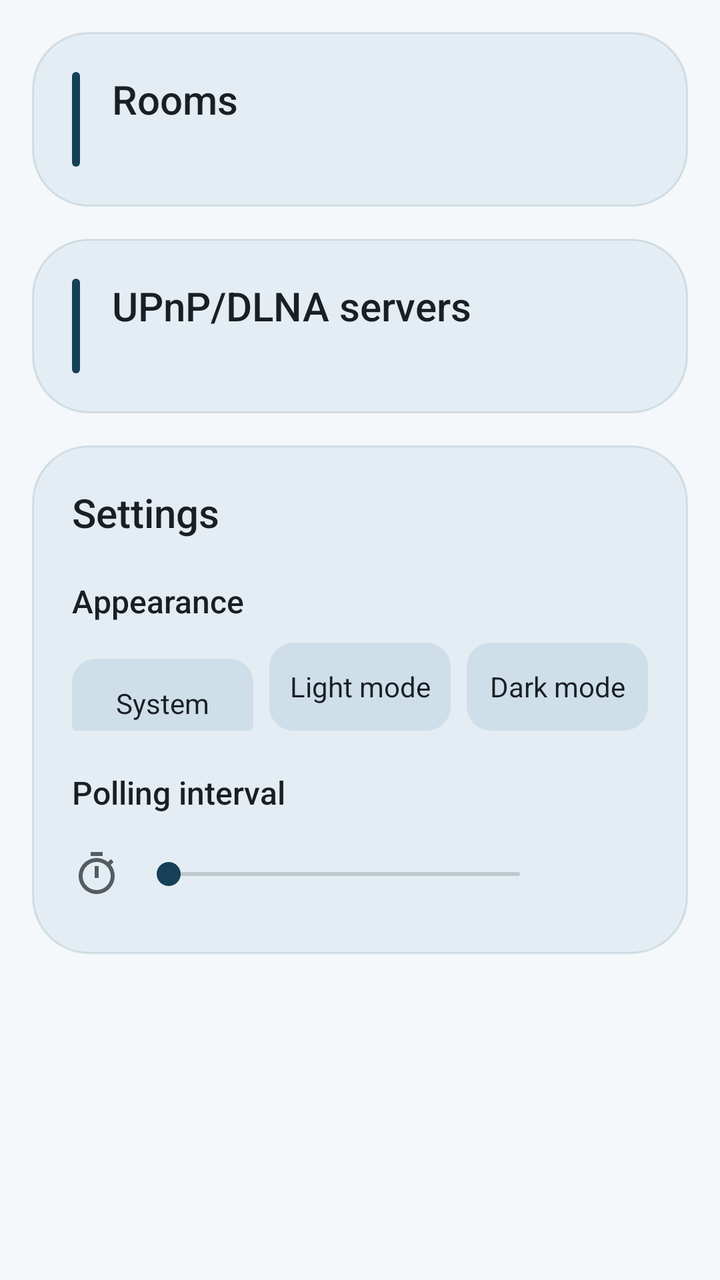
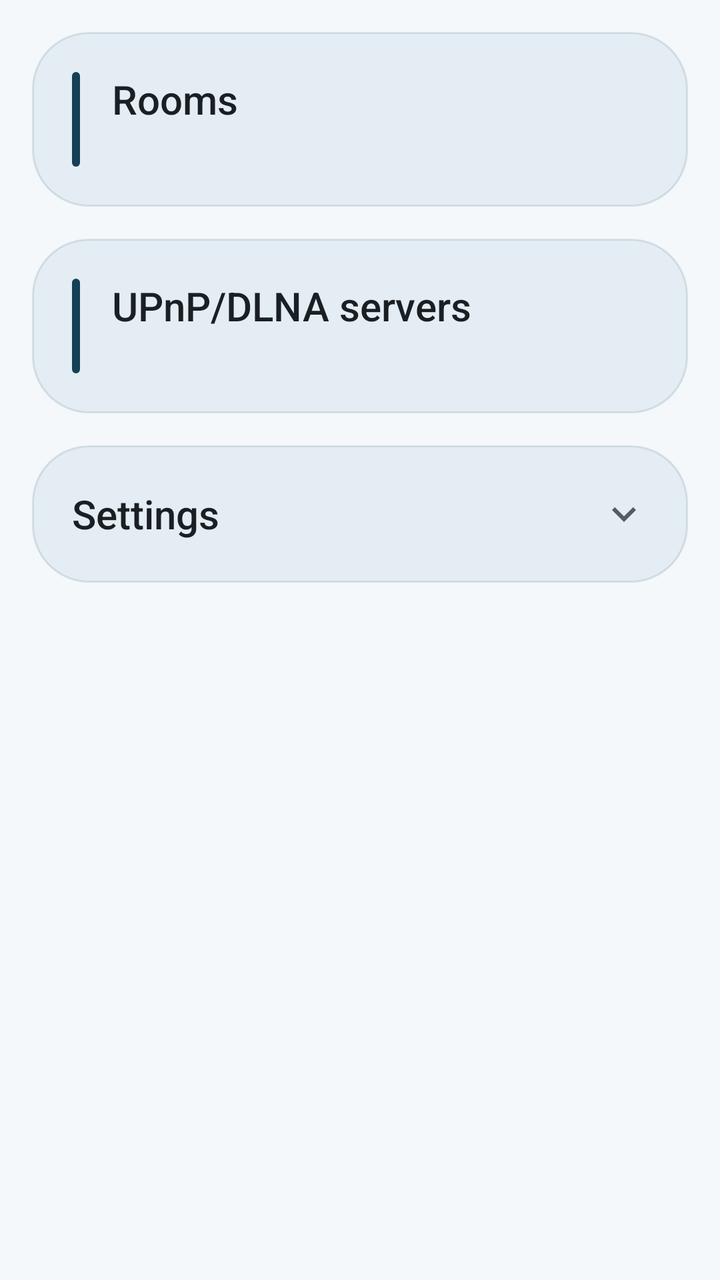

An Android layout rendered at two revisions. The XML below is the earlier revision; the diff shows what the commit changed to produce the second picture.
<!-- AndroidManifest.xml: application theme Theme.UpnpCast -->
<!-- res/layout/activity_main.xml -->
<?xml version="1.0" encoding="utf-8"?>
<LinearLayout xmlns:android="http://schemas.android.com/apk/res/android"
    android:layout_width="match_parent"
    android:layout_height="match_parent"
    android:fitsSystemWindows="true"
    android:orientation="vertical">

    <ScrollView
        android:layout_width="match_parent"
        android:layout_height="0dp"
        android:layout_weight="1"
        android:fillViewport="true">

    <LinearLayout
        android:layout_width="match_parent"
        android:layout_height="wrap_content"
        android:orientation="vertical"
        android:padding="16dp">

        
        <LinearLayout style="@style/Card">

            <LinearLayout
                android:layout_width="match_parent"
                android:layout_height="wrap_content"
                android:orientation="horizontal">

                <View
                    android:layout_width="4dp"
                    android:layout_height="match_parent"
                    android:background="@drawable/bar" />

                <LinearLayout
                    android:layout_width="match_parent"
                    android:layout_height="wrap_content"
                    android:layout_marginStart="16dp"
                    android:orientation="vertical">

                    <TextView
                        style="@style/Title"
                        android:text="@string/rooms" />

                    <TextView
                        android:id="@+id/rooms_summary"
                        style="@style/Summary" />
                </LinearLayout>
            </LinearLayout>

            
            <LinearLayout
                android:id="@+id/rooms"
                android:layout_width="match_parent"
                android:layout_height="wrap_content"
                android:layout_marginTop="8dp"
                android:orientation="vertical"
                android:visibility="gone" />

            <TextView
                android:id="@+id/allow"
                style="@style/Button"
                android:layout_marginTop="20dp"
                android:text="@string/allow_lan"
                android:visibility="gone" />
        </LinearLayout>

        
        <LinearLayout
            style="@style/Card"
            android:layout_marginTop="16dp">

            <LinearLayout
                android:layout_width="match_parent"
                android:layout_height="wrap_content"
                android:orientation="horizontal">

                <View
                    android:layout_width="4dp"
                    android:layout_height="match_parent"
                    android:background="@drawable/bar" />

                <LinearLayout
                    android:layout_width="match_parent"
                    android:layout_height="wrap_content"
                    android:layout_marginStart="16dp"
                    android:orientation="vertical">

                    <TextView
                        style="@style/Title"
                        android:text="@string/servers" />

                    <TextView
                        android:id="@+id/servers_summary"
                        style="@style/Summary" />
                </LinearLayout>
            </LinearLayout>

            <LinearLayout
                android:id="@+id/servers"
                android:layout_width="match_parent"
                android:layout_height="wrap_content"
                android:layout_marginTop="8dp"
                android:orientation="vertical"
                android:visibility="gone" />
        </LinearLayout>

        
        <LinearLayout
            style="@style/Card"
            android:layout_marginTop="16dp">

            
            <TextView
                style="@style/Title"
                android:text="@string/settings" />

            <TextView
                style="@style/Label"
                android:layout_marginTop="20dp"
                android:text="@string/appearance" />

            <LinearLayout
                android:layout_width="match_parent"
                android:layout_height="wrap_content"
                android:layout_marginTop="10dp"
                android:orientation="horizontal">

                <TextView
                    android:id="@+id/appearance_system"
                    style="@style/Segment"
                    android:text="@string/system_default" />

                <TextView
                    android:id="@+id/appearance_light"
                    style="@style/Segment"
                    android:layout_marginHorizontal="8dp"
                    android:text="@string/light_mode" />

                <TextView
                    android:id="@+id/appearance_dark"
                    style="@style/Segment"
                    android:text="@string/dark_mode" />
            </LinearLayout>

            <TextView
                style="@style/Label"
                android:layout_marginTop="20dp"
                android:text="@string/polling" />

            
            <LinearLayout
                android:layout_width="match_parent"
                android:layout_height="wrap_content"
                android:layout_marginHorizontal="-4dp"
                android:layout_marginTop="10dp"
                android:gravity="center_vertical"
                android:orientation="horizontal">

                <ImageView
                    android:layout_width="40dp"
                    android:layout_height="40dp"
                    android:layout_marginStart="-8dp"
                    android:importantForAccessibility="no"
                    android:padding="8dp"
                    android:src="@drawable/ic_timer" />

                
                <SeekBar
                    android:id="@+id/poll"
                    android:layout_width="0dp"
                    android:layout_height="wrap_content"
                    android:layout_weight="1"
                    android:contentDescription="@string/polling"
                    android:max="9"
                    android:progressBackgroundTint="@color/text2"
                    android:progressTint="@color/accent"
                    android:thumbTint="@color/accent" />

                <TextView
                    android:id="@+id/poll_value"
                    android:layout_width="48dp"
                    android:layout_height="wrap_content"
                    android:gravity="center"
                    android:textColor="@color/text2"
                    android:textSize="15sp" />
            </LinearLayout>
        </LinearLayout>

        
        <View
            android:layout_width="match_parent"
            android:layout_height="0dp"
            android:layout_weight="1" />

        <TextView
            android:id="@+id/copyright"
            android:layout_width="match_parent"
            android:layout_height="wrap_content"
            android:layout_marginTop="16dp"
            android:gravity="center_horizontal"
            android:textColor="@color/text2"
            android:textSize="15sp" />
    </LinearLayout>
    </ScrollView>

    <include layout="@layout/player" />
</LinearLayout>
<!-- res/layout/player.xml (included above) -->
<?xml version="1.0" encoding="utf-8"?>
<LinearLayout xmlns:android="http://schemas.android.com/apk/res/android"
    android:id="@+id/player"
    style="@style/Card"
    android:layout_marginHorizontal="16dp"
    android:layout_marginBottom="16dp"
    android:paddingHorizontal="16dp"
    android:paddingVertical="14dp"
    android:visibility="gone">

    <LinearLayout
        android:layout_width="match_parent"
        android:layout_height="wrap_content"
        android:gravity="center_vertical"
        android:orientation="horizontal">

        <ImageView
            android:id="@+id/player_art"
            android:layout_width="48dp"
            android:layout_height="48dp"
            android:background="@drawable/tile"
            android:clipToOutline="true"
            android:importantForAccessibility="no"
            android:scaleType="centerCrop" />

        <LinearLayout
            android:layout_width="0dp"
            android:layout_height="wrap_content"
            android:layout_marginHorizontal="16dp"
            android:layout_weight="1"
            android:orientation="vertical">

            <TextView
                android:id="@+id/player_title"
                android:layout_width="match_parent"
                android:layout_height="wrap_content"
                android:ellipsize="end"
                android:fontFamily="sans-serif-medium"
                android:maxLines="1"
                android:textColor="@color/text"
                android:textSize="17sp" />

            <TextView
                android:id="@+id/player_meta"
                android:layout_width="match_parent"
                android:layout_height="wrap_content"
                android:ellipsize="end"
                android:maxLines="1"
                android:textColor="@color/text2"
                android:textSize="14sp" />
        </LinearLayout>

        <ImageView
            android:id="@+id/player_toggle"
            android:layout_width="48dp"
            android:layout_height="48dp"
            android:background="@drawable/circle"
            android:clickable="true"
            android:contentDescription="@string/play"
            android:focusable="true"
            android:padding="12dp"
            android:src="@drawable/ic_play" />
    </LinearLayout>

    <LinearLayout
        android:layout_width="match_parent"
        android:layout_height="wrap_content"
        android:layout_marginTop="10dp"
        android:gravity="center_vertical"
        android:orientation="horizontal">

        <ImageView
            android:id="@+id/player_mute"
            android:layout_width="40dp"
            android:layout_height="40dp"
            android:layout_marginStart="-8dp"
            android:background="?android:attr/selectableItemBackgroundBorderless"
            android:contentDescription="@string/mute"
            android:padding="8dp"
            android:src="@drawable/ic_volume" />

        <SeekBar
            android:id="@+id/player_volume"
            android:layout_width="0dp"
            android:layout_height="wrap_content"
            android:layout_weight="1"
            android:contentDescription="@string/volume"
            android:max="100"
            android:progressBackgroundTint="@color/text2"
            android:progressTint="@color/accent"
            android:thumbTint="@color/accent" />

        
        <TextView
            android:id="@+id/player_level"
            android:layout_width="48dp"
            android:layout_height="wrap_content"
            android:gravity="center"
            android:textColor="@color/text2"
            android:textSize="15sp" />
    </LinearLayout>
</LinearLayout>
<!-- resources referenced by this layout -->
<resources>
  <color name="accent">#FF154056</color>
  <color name="text">#FF1A1F23</color>
  <color name="text2">#FF555D63</color>
  <!-- drawable bar (drawable) -->
  <shape xmlns:android="http://schemas.android.com/apk/res/android"
      android:shape="rectangle">
      <solid android:color="@color/accent" />
      <corners android:radius="2dp" />
  </shape>
  <!-- drawable circle (drawable) -->
  <ripple xmlns:android="http://schemas.android.com/apk/res/android"
      android:color="@color/ripple">
      <item>
          <shape android:shape="oval">
              <solid android:color="@color/accent" />
          </shape>
      </item>
  </ripple>
  <!-- drawable tile (drawable) -->
  <shape xmlns:android="http://schemas.android.com/apk/res/android"
      android:shape="rectangle">
      <solid android:color="@color/divider" />
      <corners android:radius="8dp" />
  </shape>
  <string name="allow_lan">Allow local network access</string>
  <string name="appearance">Appearance</string>
  <string name="dark_mode">Dark mode</string>
  <string name="light_mode">Light mode</string>
  <string name="mute">Mute</string>
  <string name="play">Play</string>
  <string name="polling">Polling interval</string>
  <string name="rooms">Rooms</string>
  <string name="servers">UPnP/DLNA servers</string>
  <string name="settings">Settings</string>
  <string name="system_default">System default</string>
  <string name="volume">Volume</string>
  <style name="Button">
          <item name="android:layout_width">match_parent</item>
          <item name="android:layout_height">56dp</item>
          <item name="android:background">@drawable/button</item>
          <item name="android:clickable">true</item>
          <item name="android:focusable">true</item>
          <item name="android:fontFamily">sans-serif-medium</item>
          <item name="android:gravity">center</item>
          <item name="android:textColor">@color/on_accent</item>
          <item name="android:textSize">17sp</item>
      </style>
  <style name="Segment">
          <item name="android:layout_width">0dp</item>
          <item name="android:layout_height">44dp</item>
          <item name="android:layout_weight">1</item>
          <item name="android:background">@drawable/segment</item>
          <item name="android:foreground">?android:attr/selectableItemBackground</item>
          <item name="android:gravity">center</item>
          <item name="android:maxLines">1</item>
          <item name="android:paddingHorizontal">6dp</item>
          <item name="android:textColor">@color/text</item>
          <item name="android:textSize">14sp</item> 
      </style>
  <style name="Summary">
          <item name="android:layout_width">wrap_content</item>
          <item name="android:layout_height">wrap_content</item>
          <item name="android:textColor">@color/text2</item>
          <item name="android:textSize">15sp</item>
      </style>
  <color name="ripple">#33FFFFFF</color>
  <color name="on_accent">#FFFFFFFF</color>
  <color name="divider">#1F154056</color>
  <!-- drawable segment (drawable) -->
  <shape xmlns:android="http://schemas.android.com/apk/res/android"
      android:shape="rectangle">
      <solid android:color="@color/panel" />
      <corners android:radius="12dp" />
  </shape>
  <color name="bg">#FFF4F8FB</color>
  <color name="card">#FFE4EDF3</color>
  <color name="panel">#FFCFDFE9</color>
  <!-- unchanged entries left out for length: 9 -->
</resources>

<!-- the commit's change to res/layout/activity_main.xml (unified diff, before → after) -->
@@ -106,82 +106,160 @@
         
         <LinearLayout
             style="@style/Card"
-            android:layout_marginTop="16dp">
+            android:layout_marginTop="16dp"
+            android:animateLayoutChanges="true">
 
             
-            <TextView
-                style="@style/Title"
-                android:text="@string/settings" />
-
-            <TextView
-                style="@style/Label"
-                android:layout_marginTop="20dp"
-                android:text="@string/appearance" />
-
-            <LinearLayout
-                android:layout_width="match_parent"
-                android:layout_height="wrap_content"
-                android:layout_marginTop="10dp"
+            
+            <LinearLayout
+                android:id="@+id/settings_header"
+                android:layout_width="match_parent"
+                android:layout_height="wrap_content"
+                android:layout_marginTop="-10dp"
+                android:layout_marginBottom="-10dp"
+                android:background="?android:attr/selectableItemBackground"
+                android:gravity="center_vertical"
+                android:minHeight="48dp"
                 android:orientation="horizontal">
 
                 <TextView
-                    android:id="@+id/appearance_system"
-                    style="@style/Segment"
-                    android:text="@string/system_default" />
-
+                    style="@style/Title"
+                    android:layout_width="0dp"
+                    android:layout_weight="1"
+                    android:text="@string/settings" />
+
+                
+                <ImageView
+                    android:id="@+id/settings_chevron"
+                    android:layout_width="24dp"
+                    android:layout_height="24dp"
+                    android:importantForAccessibility="no"
+                    android:src="@drawable/ic_expand" />
+            </LinearLayout>
+
+            <LinearLayout
+                android:id="@+id/settings_body"
+                android:layout_width="match_parent"
+                android:layout_height="wrap_content"
+                android:orientation="vertical"
+                android:visibility="gone">
+
+                
                 <TextView
-                    android:id="@+id/appearance_light"
-                    style="@style/Segment"
-                    android:layout_marginHorizontal="8dp"
-                    android:text="@string/light_mode" />
+                    style="@style/Label"
+                    android:layout_marginTop="20dp"
+                    android:text="@string/volume_step" />
+
+                
+                <LinearLayout
+                    android:layout_width="match_parent"
+                    android:layout_height="wrap_content"
+                    android:layout_marginStart="-4dp"
+                    android:layout_marginEnd="-4dp"
+                    android:layout_marginTop="10dp"
+                    android:gravity="center_vertical"
+                    android:orientation="horizontal">
+
+                    <ImageView
+                        android:layout_width="40dp"
+                        android:layout_height="40dp"
+                        android:layout_marginStart="-8dp"
+                        android:importantForAccessibility="no"
+                        android:padding="8dp"
+                        android:src="@drawable/ic_volume" />
+
+                    
+                    <SeekBar
+                        android:id="@+id/step"
+                        android:layout_width="0dp"
+                        android:layout_height="wrap_content"
+                        android:layout_weight="1"
+                        android:contentDescription="@string/volume_step"
+                        android:max="9"
+                        android:progressBackgroundTint="@color/text2"
+                        android:progressTint="@color/accent"
+                        android:thumbTint="@color/accent" />
+
+                    <TextView
+                        android:id="@+id/step_value"
+                        android:layout_width="48dp"
+                        android:layout_height="wrap_content"
+                        android:gravity="center"
+                        android:textColor="@color/text2"
+                        android:textSize="15sp" />
+                </LinearLayout>
 
                 <TextView
-                    android:id="@+id/appearance_dark"
-                    style="@style/Segment"
-                    android:text="@string/dark_mode" />
-            </LinearLayout>
-
-            <TextView
-                style="@style/Label"
-                android:layout_marginTop="20dp"
-                android:text="@string/polling" />
-
-            
-            <LinearLayout
-                android:layout_width="match_parent"
-                android:layout_height="wrap_content"
-                android:layout_marginHorizontal="-4dp"
-                android:layout_marginTop="10dp"
-                android:gravity="center_vertical"
-                android:orientation="horizontal">
-
-                <ImageView
-                    android:layout_width="40dp"
-                    android:layout_height="40dp"
-                    android:layout_marginStart="-8dp"
-                    android:importantForAccessibility="no"
-                    android:padding="8dp"
-                    android:src="@drawable/ic_timer" />
+                    style="@style/Label"
+                    android:layout_marginTop="20dp"
+                    android:text="@string/polling" />
 
                 
-                <SeekBar
-                    android:id="@+id/poll"
-                    android:layout_width="0dp"
-                    android:layout_height="wrap_content"
-                    android:layout_weight="1"
-                    android:contentDescription="@string/polling"
-                    android:max="9"
-                    android:progressBackgroundTint="@color/text2"
-                    android:progressTint="@color/accent"
-                    android:thumbTint="@color/accent" />
+                <LinearLayout
+                    android:layout_width="match_parent"
+                    android:layout_height="wrap_content"
+                    android:layout_marginStart="-4dp"
+                    android:layout_marginEnd="-4dp"
+                    android:layout_marginTop="10dp"
+                    android:gravity="center_vertical"
+                    android:orientation="horizontal">
+
+                    <ImageView
+                        android:layout_width="40dp"
+                        android:layout_height="40dp"
+                        android:layout_marginStart="-8dp"
+                        android:importantForAccessibility="no"
+                        android:padding="8dp"
+                        android:src="@drawable/ic_timer" />
+
+                    
+                    <SeekBar
+                        android:id="@+id/poll"
+                        android:layout_width="0dp"
+                        android:layout_height="wrap_content"
+                        android:layout_weight="1"
+                        android:contentDescription="@string/polling"
+                        android:max="9"
+                        android:progressBackgroundTint="@color/text2"
+                        android:progressTint="@color/accent"
+                        android:thumbTint="@color/accent" />
+
+                    <TextView
+                        android:id="@+id/poll_value"
+                        android:layout_width="48dp"
+                        android:layout_height="wrap_content"
+                        android:gravity="center"
+                        android:textColor="@color/text2"
+                        android:textSize="15sp" />
+                </LinearLayout>
 
                 <TextView
-                    android:id="@+id/poll_value"
-                    android:layout_width="48dp"
-                    android:layout_height="wrap_content"
-                    android:gravity="center"
-                    android:textColor="@color/text2"
-                    android:textSize="15sp" />
+                    style="@style/Label"
+                    android:layout_marginTop="20dp"
+                    android:text="@string/appearance" />
+
+                <LinearLayout
+                    android:layout_width="match_parent"
+                    android:layout_height="wrap_content"
+                    android:layout_marginTop="10dp"
+                    android:orientation="horizontal">
+
+                    <TextView
+                        android:id="@+id/appearance_system"
+                        style="@style/Segment"
+                        android:text="@string/system_default" />
+
+                    <TextView
+                        android:id="@+id/appearance_light"
+                        style="@style/Segment"
+                        android:layout_marginHorizontal="8dp"
+                        android:text="@string/light_mode" />
+
+                    <TextView
+                        android:id="@+id/appearance_dark"
+                        style="@style/Segment"
+                        android:text="@string/dark_mode" />
+                </LinearLayout>
             </LinearLayout>
         </LinearLayout>
 
<!-- resource entries referenced after the edit -->
@@ -18,6 +18,16 @@
           </shape>
       </item>
   </ripple>
+  <!-- drawable ic_expand (drawable) -->
+  <vector xmlns:android="http://schemas.android.com/apk/res/android"
+      android:width="24dp"
+      android:height="24dp"
+      android:viewportWidth="24"
+      android:viewportHeight="24">
+      <path
+          android:fillColor="@color/text2"
+          android:pathData="M16.59,8.59L12,13.17 7.41,8.59 6,10l6,6 6,-6z" />
+  </vector>
   <!-- drawable tile (drawable) -->
   <shape xmlns:android="http://schemas.android.com/apk/res/android"
       android:shape="rectangle">
@@ -36,9 +46,10 @@
   <string name="settings">Settings</string>
   <string name="system_default">System default</string>
   <string name="volume">Volume</string>
+  <string name="volume_step">Volume button step</string>
   <style name="Button">
           <item name="android:layout_width">match_parent</item>
-          <item name="android:layout_height">56dp</item>
+          <item name="android:layout_height">48dp</item>
           <item name="android:background">@drawable/button</item>
           <item name="android:clickable">true</item>
           <item name="android:focusable">true</item>
@@ -49,7 +60,7 @@
       </style>
   <style name="Segment">
           <item name="android:layout_width">0dp</item>
-          <item name="android:layout_height">44dp</item>
+          <item name="android:layout_height">48dp</item> 
           <item name="android:layout_weight">1</item>
           <item name="android:background">@drawable/segment</item>
           <item name="android:foreground">?android:attr/selectableItemBackground</item>
